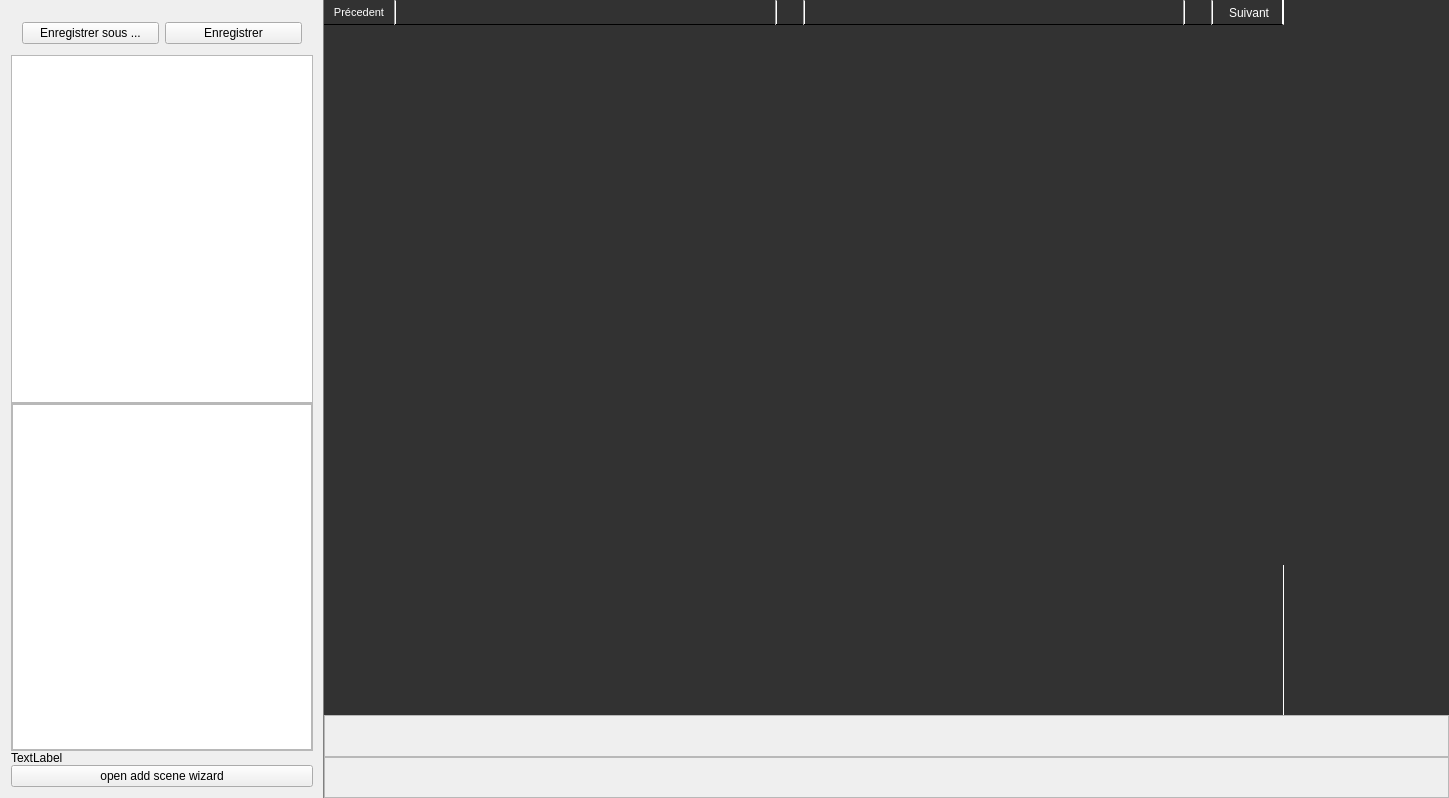
Old version of the form cmainwindow.ui in the repository ludomuse/LudoMuseEditor.
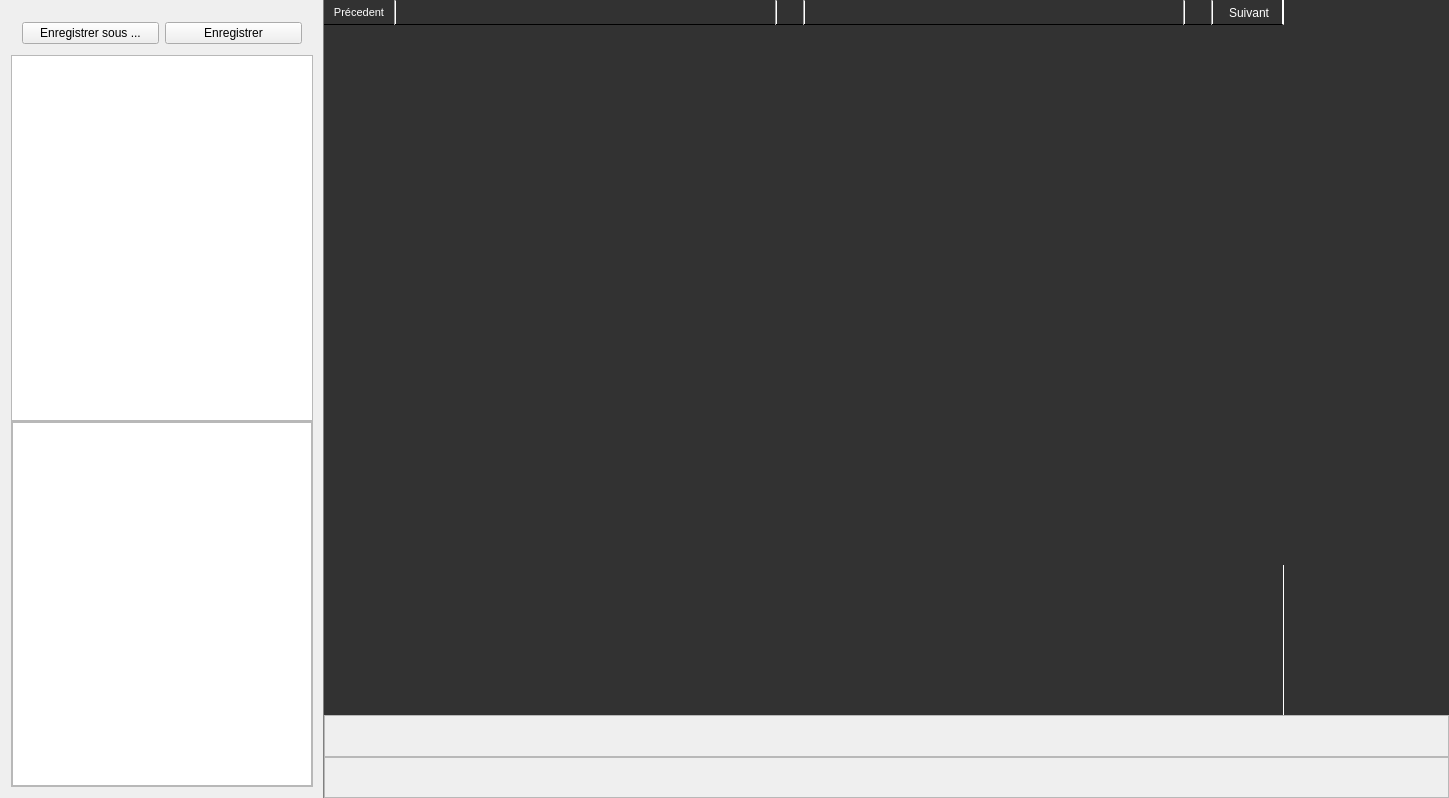
New version of the form. Icons and pictures are not drawn. Custom widgets are drawn as their Qt base class.

```diff
--- a/cmainwindow.ui
+++ b/cmainwindow.ui
@@ -129,7 +129,7 @@
              <x>0</x>
              <y>0</y>
              <width>300</width>
-             <height>339</height>
+             <height>361</height>
             </rect>
            </property>
            <property name="sizePolicy">
@@ -195,26 +195,6 @@
           </widget>
          </widget>
         </item>
-        <item>
-         <widget class="QLabel" name="label">
-          <property name="sizePolicy">
-           <sizepolicy hsizetype="Preferred" vsizetype="Minimum">
-            <horstretch>0</horstretch>
-            <verstretch>0</verstretch>
-           </sizepolicy>
-          </property>
-          <property name="text">
-           <string>TextLabel</string>
-          </property>
-         </widget>
-        </item>
-        <item>
-         <widget class="QPushButton" name="lmwTestButton">
-          <property name="text">
-           <string>open add scene wizard</string>
-          </property>
-         </widget>
-        </item>
        </layout>
       </widget>
       <widget class="QWidget" name="midMainWidget" native="true">
```
